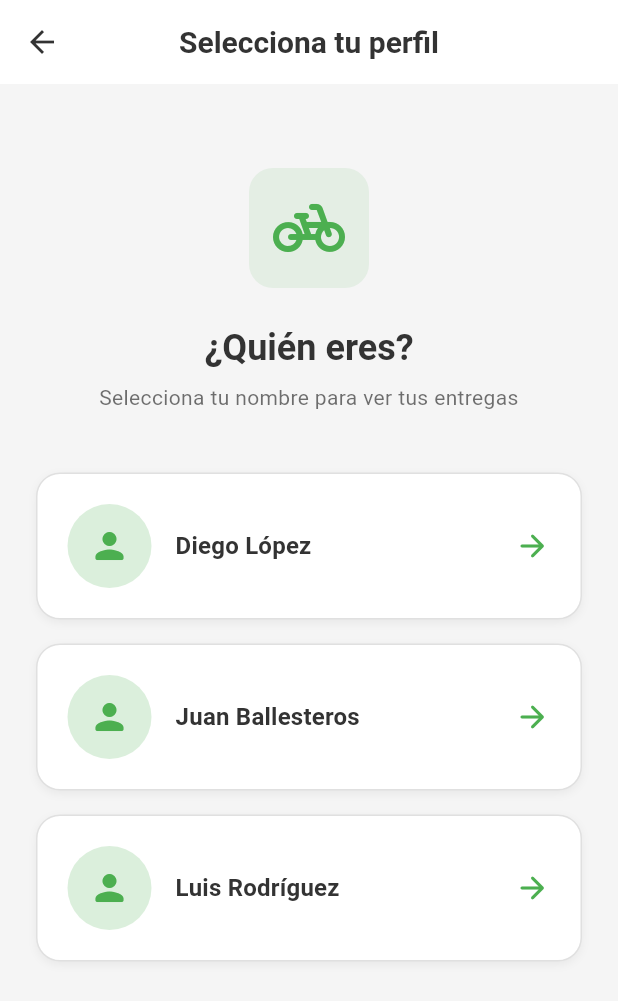
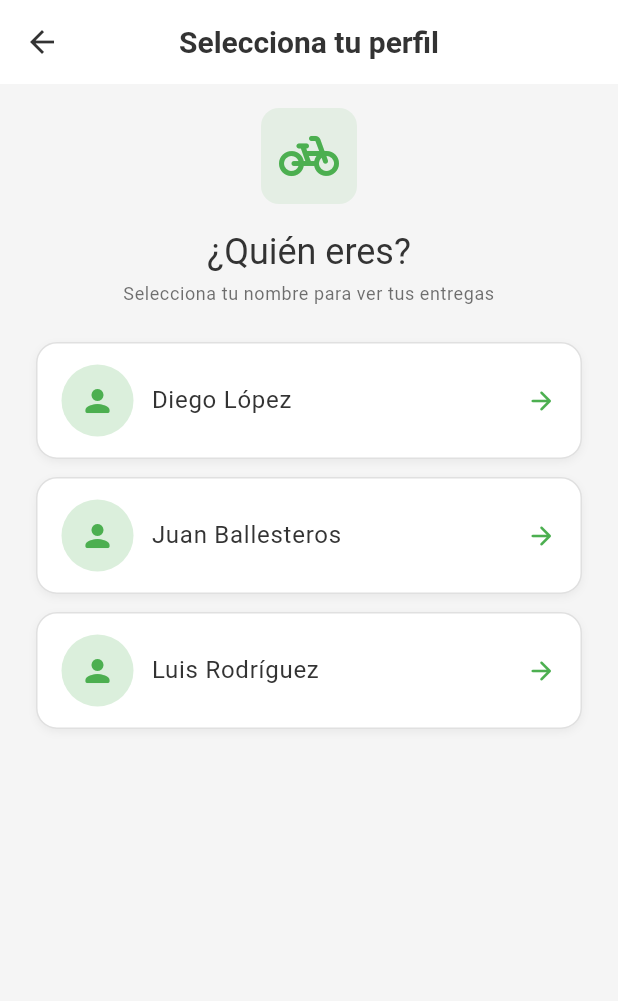
Before and after one commit to JuanFernandoBallesterosMaciasUIS/GreenGo-Logistics3, a Flutter app: the DeliveryPersonSelectionScreen screen opened directly, on a phone screen of 412 x 824 dp. Shown: the top 1001 px of the screen. Run offline on Flutter 3.47's test engine with Material 3 defaults, Android fonts, the phone set to English and light mode, and no system bars; Roboto replaces fonts that are missing (Manrope).

Commit message:
feat: Mejora el diseño y la disposición de la pantalla de selección de repartidores

```diff
--- a/lib/screens/delivery_person_selection_screen.dart
+++ b/lib/screens/delivery_person_selection_screen.dart
@@ -63,10 +63,9 @@ class _DeliveryPersonSelectionScreenState
         title: const Text('Selecciona tu perfil'),
       ),
       body: Padding(
-        padding: const EdgeInsets.all(24.0),
+        padding: const EdgeInsets.symmetric(horizontal: 24.0, vertical: 16.0),
         child: Column(
           children: [
-            const SizedBox(height: 32),
             // Header animado
             SlideTransition(
               position: _headerSlideAnimation,
@@ -76,45 +75,49 @@ class _DeliveryPersonSelectionScreenState
                   children: [
                     // Icono
                     Container(
-                      height: 80,
-                      width: 80,
+                      height: 64,
+                      width: 64,
                       decoration: BoxDecoration(
-                        borderRadius: BorderRadius.circular(16),
+                        borderRadius: BorderRadius.circular(12),
                         color: theme.colorScheme.primary.withOpacity(0.1),
                       ),
                       child: Icon(
                         Icons.pedal_bike_rounded,
-                        size: 48,
+                        size: 40,
                         color: theme.colorScheme.primary,
                       ),
                     ),
-                    const SizedBox(height: 24),
+                    const SizedBox(height: 16),
                     Text(
                       '¿Quién eres?',
-                      style: theme.textTheme.headlineMedium,
+                      style: theme.textTheme.headlineSmall,
                     ),
-                    const SizedBox(height: 8),
-                    Text(
-                      'Selecciona tu nombre para ver tus entregas',
-                      textAlign: TextAlign.center,
-                      style: theme.textTheme.bodyMedium?.copyWith(
-                        color:
-                            theme.textTheme.bodyMedium?.color?.withOpacity(0.7),
+                    const SizedBox(height: 4),
+                    Padding(
+                      padding: const EdgeInsets.symmetric(horizontal: 12.0),
+                      child: Text(
+                        'Selecciona tu nombre para ver tus entregas',
+                        textAlign: TextAlign.center,
+                        style: theme.textTheme.bodySmall?.copyWith(
+                          color: theme.textTheme.bodySmall?.color
+                              ?.withOpacity(0.7),
+                        ),
                       ),
                     ),
                   ],
                 ),
               ),
             ),
-            const SizedBox(height: 40),
+            const SizedBox(height: 24),
             // Lista de repartidores con animación escalonada
             Expanded(
               child: ListView.builder(
+                shrinkWrap: true,
                 itemCount: deliveryPersons.length,
                 itemBuilder: (context, index) {
                   final person = deliveryPersons[index];
                   return Padding(
-                    padding: const EdgeInsets.only(bottom: 16),
+                    padding: const EdgeInsets.only(bottom: 12),
                     child: _DeliveryPersonCard(
                       name: person,
                       index: index,
@@ -235,9 +238,10 @@ class _DeliveryPersonCardState extends State<_DeliveryPersonCard>
               onTap: widget.onTap,
               child: AnimatedContainer(
                 duration: const Duration(milliseconds: 300),
-                padding: const EdgeInsets.all(20),
+                padding:
+                    const EdgeInsets.symmetric(horizontal: 16, vertical: 14),
                 decoration: BoxDecoration(
-                  borderRadius: BorderRadius.circular(16),
+                  borderRadius: BorderRadius.circular(14),
                   color: theme.colorScheme.surface,
                   border: Border.all(
                     color: theme.brightness == Brightness.light
@@ -258,8 +262,8 @@ class _DeliveryPersonCardState extends State<_DeliveryPersonCard>
                 child: Row(
                   children: [
                     Container(
-                      height: 56,
-                      width: 56,
+                      height: 48,
+                      width: 48,
                       decoration: BoxDecoration(
                         shape: BoxShape.circle,
                         color: theme.colorScheme.primary.withOpacity(0.2),
@@ -267,19 +271,20 @@ class _DeliveryPersonCardState extends State<_DeliveryPersonCard>
                       child: Icon(
                         Icons.person_rounded,
                         color: theme.colorScheme.primary,
-                        size: 28,
+                        size: 24,
                       ),
                     ),
-                    const SizedBox(width: 16),
+                    const SizedBox(width: 12),
                     Expanded(
                       child: Text(
                         widget.name,
-                        style: theme.textTheme.titleMedium,
+                        style: theme.textTheme.bodyLarge,
                       ),
                     ),
                     Icon(
                       Icons.arrow_forward_rounded,
                       color: theme.colorScheme.primary,
+                      size: 20,
                     ),
                   ],
                 ),
```
